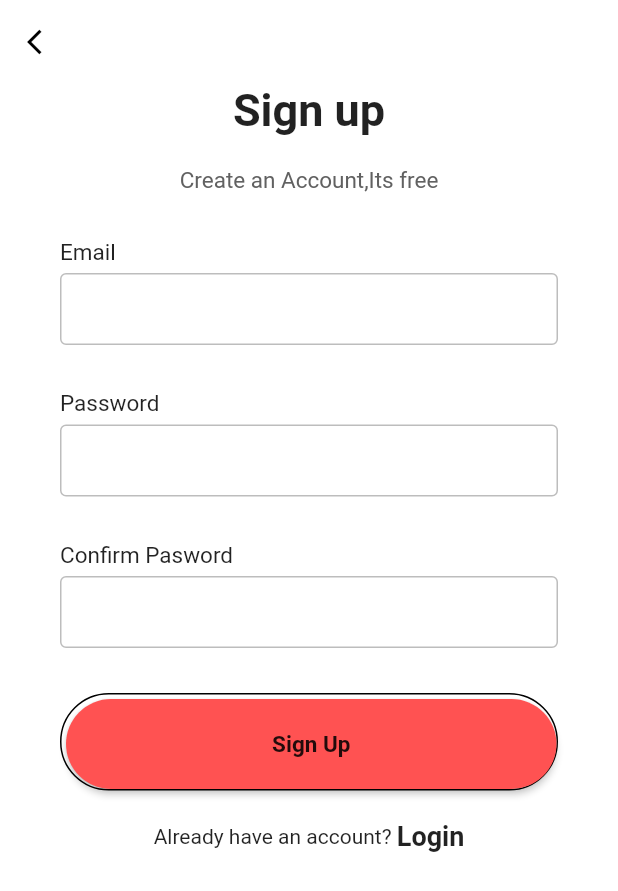
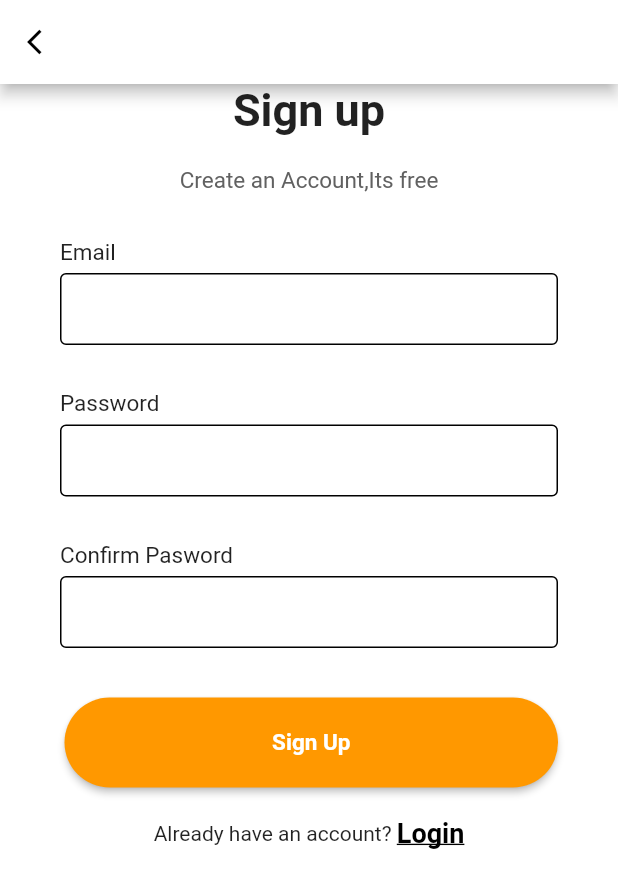
Before and after one commit to abhizaan21/Swastik, a Flutter app: the SignupPage screen opened directly, on a phone screen of 412 x 824 dp. Shown: the top 891 px of the screen. Run offline on Flutter 3.47's test engine with Material 2 defaults, Android fonts, the phone set to English and light mode, and no system bars.

Commit message:
second commit

```diff
--- a/lib/main.dart
+++ b/lib/main.dart
@@ -1,4 +1,5 @@
 import 'package:flutter/material.dart';
+import 'package:test_flutter/signup_screen.dart';
 
 void main() => runApp(const MyApp());
 
@@ -84,10 +85,10 @@ class _MyStatefulWidgetState extends State<MyStatefulWidget> {
                 child: ElevatedButton(
                   child: const Text('Login'),
                   onPressed: () {
-                    print(nameController.text);
-                    print(passwordController.text);
+                   // print(nameController.text);
+                  //  print(passwordController.text);
                   },
-                  style: ElevatedButton.styleFrom(primary: Colors.orangeAccent,shape: RoundedRectangleBorder(borderRadius: BorderRadius.circular(20.0)) ),
+                  style: ElevatedButton.styleFrom(primary: Colors.orange,shape: RoundedRectangleBorder(borderRadius: BorderRadius.circular(20.0)) ),
                 )
             ),
             Row(
@@ -100,6 +101,9 @@ class _MyStatefulWidgetState extends State<MyStatefulWidget> {
                     ),
                   ),
                   onPressed: () {
+                    Navigator.push(
+                      context,MaterialPageRoute(builder:(context)=> SignupPage()),
+                    );
                     //signup screen
                   },
                 )
--- a/lib/signupScreen.dart
+++ /dev/null
@@ -1,136 +0,0 @@
-import 'package: flutter/material.dart';
-import 'package: swastik_app/ALLScreens/main.dart';
-
-class SignupPage extends StatelessWidget {
-  @override
-  Widget build(BuildContext context) {
-    return Scaffold(
-      resizeToAvoidBottomInset: false,
-      resizeToAvoidBottomPadding: false,
-      backgroundColor: Colors.white,
-      appBar: AppBar(
-        elevation: 0,
-        brightness: Brightness.light,
-        backgroundColor: Colors.white,
-        leading:
-        IconButton( onPressed: (){
-          Navigator.pop(context);
-        },icon:Icon(Icons.arrow_back_ios,size: 20,color: Colors.black,)),
-      ),
-      body: SafeArea(
-        child: SingleChildScrollView(
-          child: Container(
-            height: MediaQuery.of(context).size.height,
-            width: double.infinity,
-            child: Column(
-              mainAxisAlignment: MainAxisAlignment.spaceBetween,
-              children: [
-                Column(
-                  children: [
-                    Column(
-                      mainAxisAlignment: MainAxisAlignment.spaceEvenly,
-                      children: [
-                        Text ("Sign up", style: TextStyle(
-                          fontSize: 30,
-                          fontWeight: FontWeight.bold,
-                        ),),
-                        SizedBox(height: 20,),
-                        Text("Create an Account,Its free",style: TextStyle(
-                          fontSize: 15,
-                          color: Colors.grey[700],
-                        ),),
-                        SizedBox(height: 30,)
-                      ],
-                    ),
-                    Padding(
-                      padding: EdgeInsets.symmetric(
-                          horizontal: 40
-                      ),
-                      child: Column(
-                        children: [
-                          makeInput(label: "Email"),
-                          makeInput(label: "Password",obsureText: true),
-                          makeInput(label: "Confirm Pasword",obsureText: true)
-                        ],
-                      ),
-                    ),
-                    Padding(
-                      padding: EdgeInsets.symmetric(horizontal: 40),
-                      child: Container(
-                        padding: EdgeInsets.only(top: 3,left: 3),
-                        decoration: BoxDecoration(
-                            borderRadius: BorderRadius.circular(40),
-                            border: Border(
-                                bottom: BorderSide(color: Colors.black),
-                                top: BorderSide(color: Colors.black),
-                                right: BorderSide(color: Colors.black),
-                                left: BorderSide(color: Colors.black)
-                            )
-                        ),
-                        child: MaterialButton(
-                          minWidth: double.infinity,
-                          height:60,
-                          onPressed: (){},
-                          color: Colors.redAccent,
-                          shape: RoundedRectangleBorder(
-                              borderRadius: BorderRadius.circular(40)
-                          ),
-                          child: Text("Sign Up",style: TextStyle(
-                            fontWeight: FontWeight.w600,fontSize: 15,
-
-                          ),),
-                        ),
-                      ),
-                    ),
-                    SizedBox(height: 20,),
-                    Row(
-                      mainAxisAlignment: MainAxisAlignment.center,
-                      children: [
-                        Text("Already have an account? "),
-                        Text("Login",style: TextStyle(
-                            fontWeight: FontWeight.w600,
-                            fontSize: 18
-                        ),),
-                      ],
-                    )
-                  ],
-
-                ),
-              ],
-            ),
-          ),
-        ),
-      ),
-    );
-  }
-}
-
-Widget makeInput({label,obsureText = false}){
-  return Column(
-    crossAxisAlignment: CrossAxisAlignment.start,
-    children: [
-      Text(label,style:TextStyle(
-          fontSize: 15,
-          fontWeight: FontWeight.w400,
-          color: Colors.black87
-      ),),
-      SizedBox(height: 5,),
-      TextField(
-        obscureText: obsureText,
-        decoration: InputDecoration(
-          contentPadding: EdgeInsets.symmetric(vertical: 0,horizontal: 10),
-          enabledBorder: OutlineInputBorder(
-            borderSide: BorderSide(
-              color: Colors.grey[400],
-            ),
-          ),
-          border: OutlineInputBorder(
-              borderSide: BorderSide(color: Colors.grey[400])
-          ),
-        ),
-      ),
-      SizedBox(height: 30,)
-
-    ],
-  );
-}
--- /dev/null
+++ b/lib/signup_screen.dart
@@ -0,0 +1,142 @@
+import 'dart:ui';
+import 'package:flutter/material.dart';
+
+class SignupPage extends StatelessWidget {
+  @override
+  Widget build(BuildContext context) {
+    return Scaffold(
+      backgroundColor: Colors.white,
+      appBar: AppBar(
+        backgroundColor: Colors.white,
+        leading: IconButton(
+            onPressed: () {
+              Navigator.pop(context);
+            },
+            icon: const Icon(
+              Icons.arrow_back_ios,
+              size: 20,
+              color: Colors.black,
+            )),
+      ),
+      body: SafeArea(
+        child: SingleChildScrollView(
+          child: SizedBox(
+            height: MediaQuery.of(context).size.height,
+            width: double.infinity,
+            child: Column(
+              mainAxisAlignment: MainAxisAlignment.spaceBetween,
+              children: [
+                Column(
+                  children: [
+                    Column(
+                      mainAxisAlignment: MainAxisAlignment.spaceEvenly,
+                      children: [
+                        const Text(
+                          "Sign up",
+                          style: TextStyle(
+                            fontSize: 30,
+                            fontWeight: FontWeight.bold,
+                          ),
+                        ),
+                        const SizedBox(
+                          height: 20,
+                        ),
+                        Text(
+                          "Create an Account,Its free",
+                          style: TextStyle(
+                            fontSize: 15,
+                            color: Colors.grey[700],
+                          ),
+                        ),
+                        const SizedBox(
+                          height: 30,
+                        )
+                      ],
+                    ),
+                    Padding(
+                      padding: const EdgeInsets.symmetric(horizontal: 40),
+                      child: Column(
+                        children: [
+                          makeInput(label: "Email"),
+                          makeInput(label: "Password", obsureText: true),
+                          makeInput(label: "Confirm Pasword", obsureText: true)
+                        ],
+                      ),
+                    ),
+                    Padding(
+                      padding: const EdgeInsets.symmetric(horizontal: 40),
+                      child: Container(
+                        padding: const EdgeInsets.only(top: 3, left: 3),
+                        child: MaterialButton(
+                          minWidth: double.infinity,
+                          height: 60,
+                          onPressed: () {},
+                          color: Colors.orange,
+                          shape: RoundedRectangleBorder(
+                              borderRadius: BorderRadius.circular(40)),
+                          child: const Text(
+                            "Sign Up",
+                            style: TextStyle(
+                              fontWeight: FontWeight.w600,
+                              fontSize: 15,color: Colors.white
+                            ),
+                          ),
+                        ),
+                      ),
+                    ),
+                    SizedBox(
+                      height: 20,
+                    ),
+                    Row(
+                      mainAxisAlignment: MainAxisAlignment.center,
+                      children: const [
+                        Text("Already have an account? "),
+                        Text(
+                          "Login",
+                          style: TextStyle(color:Colors.black,decoration:TextDecoration.underline,
+                              fontWeight: FontWeight.w600, fontSize: 18),
+                        ),
+                      ],
+                    )
+                  ],
+                ),
+              ],
+            ),
+          ),
+        ),
+      ),
+    );
+  }
+}
+
+Widget makeInput({label, obsureText = false}) {
+  return Column(
+    crossAxisAlignment: CrossAxisAlignment.start,
+    children: [
+      Text(
+        label,
+        style: const TextStyle(
+            fontSize: 15, fontWeight: FontWeight.w400, color: Colors.black87),
+      ),
+      const SizedBox(
+        height: 5,
+      ),
+      TextField(
+        obscureText: obsureText,
+        decoration: const InputDecoration(
+          contentPadding: EdgeInsets.symmetric(vertical: 0, horizontal: 10),
+          enabledBorder: OutlineInputBorder(
+            borderSide: BorderSide(
+              color: Colors.black,
+            ),
+          ),
+          border: OutlineInputBorder(
+              borderSide: BorderSide(color: Colors.black)),
+        ),
+      ),
+      const SizedBox(
+        height: 30,
+      )
+    ],
+  );
+}
```
